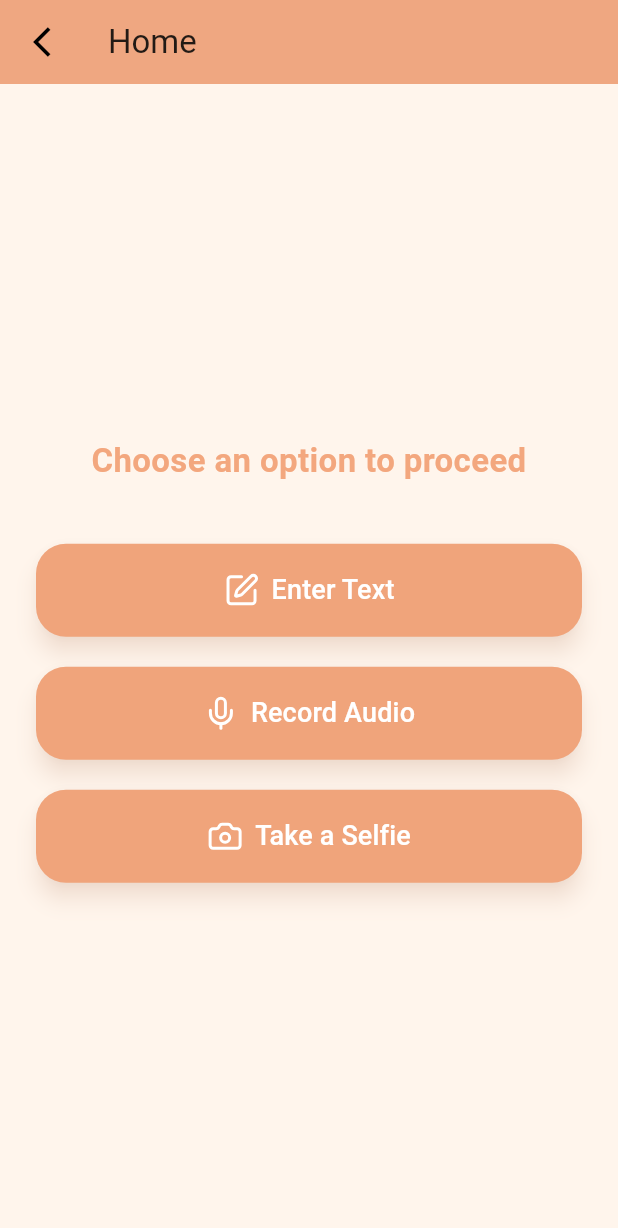
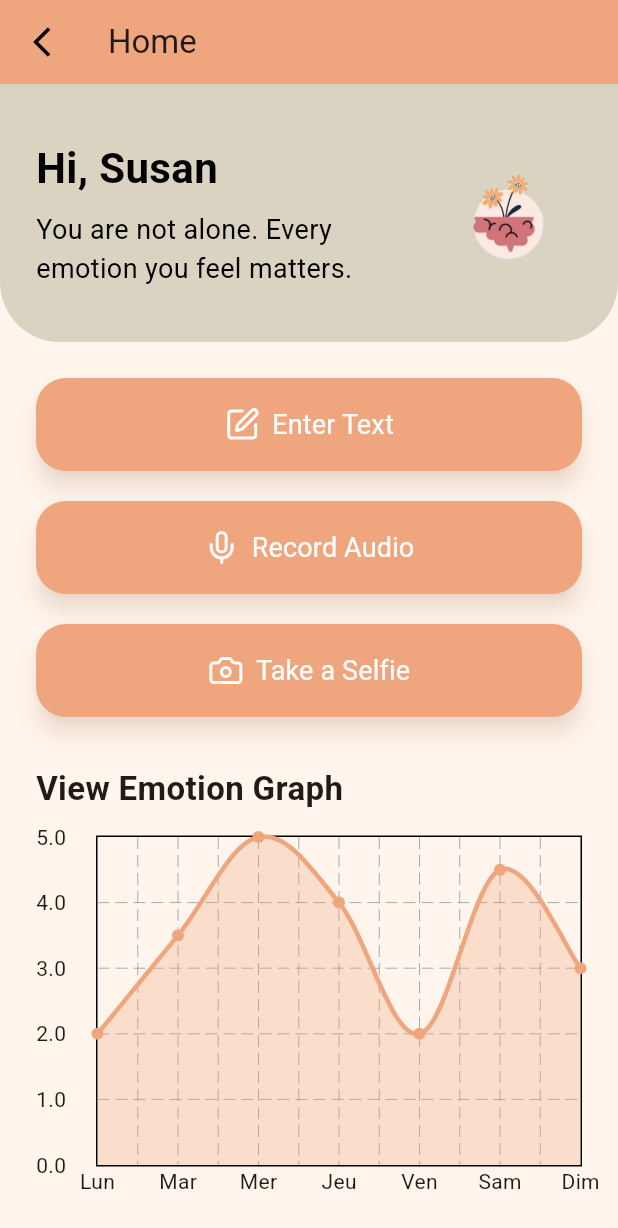
Before and after one commit to afouacherni/MindBloom, a Flutter app: the HomePage screen opened directly, on a phone screen of 412 x 824 dp. Shown: the top 1228 px of the screen. Run offline on Flutter 3.47's test engine with Material 3 defaults, Android fonts, the phone set to English and light mode, and no system bars; drawn by our look-alikes of fl_chart; our stand-ins replace font_awesome_flutter, google_fonts, image_picker, lucide_icons, permission_handler; missing offline and left inert: flutter_sound.

Commit message:
modification de la page Home

```diff
--- a/lib/app.dart
+++ b/lib/app.dart
@@ -11,12 +11,10 @@ class MindBloomApp extends StatelessWidget {
       title: 'MindBloom',
       debugShowCheckedModeBanner: false,
       theme: ThemeData(
+        fontFamily: 'Roboto',
         scaffoldBackgroundColor: AppColors.background,
-        colorScheme: ColorScheme.fromSeed(
-          seedColor: const Color.fromARGB(255, 240, 167, 128),
-        ),
+        colorScheme: ColorScheme.fromSeed(seedColor: AppColors.primary),
         useMaterial3: true,
-        fontFamily: 'Roboto',
       ),
       home: const WelcomePage(),
     );
--- a/lib/screens/home/home_page.dart
+++ b/lib/screens/home/home_page.dart
@@ -1,5 +1,6 @@
 import 'package:flutter/material.dart';
 import 'package:lucide_icons/lucide_icons.dart';
+import 'package:mindbloom/widgets/emotion_graph.dart'; // Assure-toi que ce fichier existe bien
 import '../../constants/colors.dart';
 import '../text_input/text_input_page.dart';
 import '../voice/voice_input_page.dart';
@@ -11,32 +12,75 @@ class HomePage extends StatelessWidget {
 
   @override
   Widget build(BuildContext context) {
+    final String userName = 'Susan'; // À remplacer plus tard par Firebase
+
     return Scaffold(
       backgroundColor: AppColors.background,
       appBar: AppBar(
-        backgroundColor: const Color.fromARGB(255, 239, 167, 129),
+        backgroundColor: AppColors.primary,
         title: const Text('Home'),
         elevation: 0,
         leading: const BackButtonWidget(),
       ),
-      body: Padding(
-        padding: const EdgeInsets.all(24.0),
+      body: SingleChildScrollView(
         child: Column(
-          mainAxisAlignment: MainAxisAlignment.center,
+          crossAxisAlignment: CrossAxisAlignment.start,
           children: [
-            const Center(
-              child: Text(
-                'Choose an option to proceed',
-                textAlign: TextAlign.center,
-                style: TextStyle(
-                  fontSize: 22,
-                  fontWeight: FontWeight.bold,
-                  color: Color.fromARGB(255, 243, 167, 126),
+            // -------- Greeting --------
+            Container(
+              decoration: BoxDecoration(
+                color: const Color.fromARGB(244, 131, 134, 96).withOpacity(0.3),
+                borderRadius: const BorderRadius.only(
+                  bottomLeft: Radius.circular(40),
+                  bottomRight: Radius.circular(40),
                 ),
               ),
+              padding: const EdgeInsets.symmetric(horizontal: 24, vertical: 36),
+              child: Row(
+                crossAxisAlignment: CrossAxisAlignment.center,
+                children: [
+                  // Texte
+                  Expanded(
+                    child: Column(
+                      crossAxisAlignment: CrossAxisAlignment.start,
+                      children: [
+                        Text(
+                          'Hi, $userName',
+                          style: const TextStyle(
+                            fontSize: 28,
+                            fontWeight: FontWeight.bold,
+                            color: Colors.black,
                           ),
-            const SizedBox(height: 40),
+                        ),
+                        const SizedBox(height: 8),
+                        const Text(
+                          'You are not alone. Every emotion you feel matters.',
+                          style: TextStyle(fontSize: 18, color: Colors.black),
+                        ),
+                      ],
+                    ),
+                  ),
+                  const SizedBox(width: 16),
+                  // Image
+                  SizedBox(
+                    height: 100,
+                    width: 100,
+                    child: Image.asset(
+                      'assets/images/back.png',
+                      fit: BoxFit.contain,
+                    ),
+                  ),
+                ],
+              ),
+            ),
 
+            const SizedBox(height: 24),
+
+            // -------- Input Buttons --------
+            Padding(
+              padding: const EdgeInsets.symmetric(horizontal: 24.0),
+              child: Column(
+                children: [
                   _buildAnimatedButton(
                     context,
                     icon: LucideIcons.edit,
@@ -44,12 +88,12 @@ class HomePage extends StatelessWidget {
                     onTap:
                         () => Navigator.push(
                           context,
-                    MaterialPageRoute(builder: (context) => TextInputPage()),
+                          MaterialPageRoute(
+                            builder: (context) => TextInputPage(),
                           ),
                         ),
-
+                  ),
                   const SizedBox(height: 20),
-
                   _buildAnimatedButton(
                     context,
                     icon: LucideIcons.mic,
@@ -62,9 +106,7 @@ class HomePage extends StatelessWidget {
                           ),
                         ),
                   ),
-
                   const SizedBox(height: 20),
-
                   _buildAnimatedButton(
                     context,
                     icon: LucideIcons.camera,
@@ -72,9 +114,33 @@ class HomePage extends StatelessWidget {
                     onTap:
                         () => Navigator.push(
                           context,
-                    MaterialPageRoute(builder: (context) => const SelfiePage()),
+                          MaterialPageRoute(
+                            builder: (context) => const SelfiePage(),
                           ),
                         ),
+                  ),
+                ],
+              ),
+            ),
+
+            const SizedBox(height: 32),
+
+            // -------- Emotion Graph Section --------
+            Padding(
+              padding: const EdgeInsets.symmetric(horizontal: 24.0),
+              child: Column(
+                crossAxisAlignment: CrossAxisAlignment.start,
+                children: [
+                  const Text(
+                    'View Emotion Graph',
+                    style: TextStyle(fontSize: 22, fontWeight: FontWeight.bold),
+                  ),
+                  const SizedBox(height: 16),
+                  AspectRatio(aspectRatio: 1.5, child: EmotionGraphWidget()),
+                ],
+              ),
+            ),
+            const SizedBox(height: 32),
           ],
         ),
       ),
@@ -98,18 +164,13 @@ class HomePage extends StatelessWidget {
           style: const TextStyle(color: Colors.white, fontSize: 18),
         ),
         style: ElevatedButton.styleFrom(
-          backgroundColor: const Color.fromARGB(255, 240, 164, 123),
+          backgroundColor: AppColors.primary,
           padding: const EdgeInsets.symmetric(vertical: 18),
           shape: RoundedRectangleBorder(
             borderRadius: BorderRadius.circular(20),
           ),
           elevation: 6,
-          shadowColor: const Color.fromARGB(
-            255,
-            237,
-            159,
-            118,
-          ).withOpacity(0.3),
+          shadowColor: AppColors.accent.withOpacity(0.3),
         ),
         onPressed: onTap,
       ),
--- a/lib/screens/selfie/selfie_page.dart
+++ b/lib/screens/selfie/selfie_page.dart
@@ -1,5 +1,6 @@
 import 'package:flutter/material.dart';
 import 'package:image_picker/image_picker.dart';
+import 'package:mindbloom/widgets/back_button.dart';
 import 'dart:io';
 import '../../constants/colors.dart';
 import 'package:font_awesome_flutter/font_awesome_flutter.dart';
@@ -40,25 +41,8 @@ class _SelfiePageState extends State<SelfiePage> {
         backgroundColor: AppColors.primary,
         automaticallyImplyLeading:
             false, // Désactive le bouton retour automatique
-        leading: GestureDetector(
-          onTap: () => Navigator.of(context).pop(),
-          child: Container(
-            alignment: Alignment.center,
-            margin: EdgeInsets.all(8),
-            decoration: BoxDecoration(
-              color: Colors.white.withOpacity(0.2),
-              shape: BoxShape.circle,
-            ),
-            child: Text(
-              '<',
-              style: TextStyle(
-                color: Colors.white,
-                fontSize: 18,
-                fontWeight: FontWeight.bold,
-              ),
-            ),
-          ),
-        ),
+        leading:
+            const BackButtonWidget(), // Utilisation du widget personnalisé pour le bouton retour
       ),
       body: GestureDetector(
         onTap: () {
--- a/lib/screens/text_input/text_input_page.dart
+++ b/lib/screens/text_input/text_input_page.dart
@@ -1,5 +1,6 @@
 import 'package:flutter/material.dart';
 import 'package:google_fonts/google_fonts.dart';
+import 'package:mindbloom/widgets/back_button.dart';
 import '../../constants/colors.dart';
 import '../../widgets/custom_text_field.dart';
 import '../../widgets/custom_button.dart';
@@ -75,18 +76,7 @@ class TextInputPage extends StatelessWidget {
         title: const Text('Write Your Feelings'),
         elevation: 0,
         automaticallyImplyLeading: false,
-        leading: GestureDetector(
-          onTap: () => Navigator.of(context).pop(),
-          child: Container(
-            alignment: Alignment.center,
-            margin: const EdgeInsets.all(8),
-            decoration: BoxDecoration(
-              color: Colors.white.withOpacity(0.2),
-              shape: BoxShape.circle,
-            ),
-            child: Text('<', style: backButtonStyle),
-          ),
-        ),
+        leading: const BackButtonWidget(),
       ),
       body: SingleChildScrollView(
         padding: const EdgeInsets.all(24),
--- a/lib/screens/voice/voice_input_page.dart
+++ b/lib/screens/voice/voice_input_page.dart
@@ -1,5 +1,6 @@
 import 'package:flutter/material.dart';
 import 'package:flutter_sound/flutter_sound.dart';
+import 'package:mindbloom/widgets/back_button.dart';
 import 'package:permission_handler/permission_handler.dart';
 import 'dart:io';
 import 'package:path_provider/path_provider.dart';
@@ -183,25 +184,7 @@ class _VoiceInputPageState extends State<VoiceInputPage> {
         backgroundColor: AppColors.primary,
         automaticallyImplyLeading:
             false, // Désactive complètement le bouton retour automatique
-        leading: GestureDetector(
-          onTap: () => Navigator.of(context).pop(),
-          child: Container(
-            alignment: Alignment.center,
-            margin: EdgeInsets.all(8),
-            decoration: BoxDecoration(
-              color: Colors.white.withOpacity(0.2),
-              shape: BoxShape.circle,
-            ),
-            child: Text(
-              '<',
-              style: TextStyle(
-                color: Colors.white,
-                fontSize: 18,
-                fontWeight: FontWeight.bold,
-              ),
-            ),
-          ),
-        ),
+        leading: const BackButtonWidget(),
       ),
       body: GestureDetector(
         onTap: () {
--- /dev/null
+++ b/lib/widgets/emotion_graph.dart
@@ -0,0 +1,64 @@
+import 'package:flutter/material.dart';
+import 'package:fl_chart/fl_chart.dart';
+import '../../constants/colors.dart';
+
+class EmotionGraphWidget extends StatelessWidget {
+  final List<double> scores = [2, 3.5, 5, 4, 2, 4.5, 3];
+  final List<String> days = ['Lun', 'Mar', 'Mer', 'Jeu', 'Ven', 'Sam', 'Dim'];
+
+  EmotionGraphWidget({super.key});
+
+  @override
+  Widget build(BuildContext context) {
+    return LineChart(
+      LineChartData(
+        minY: 0,
+        maxY: 5,
+        titlesData: FlTitlesData(
+          bottomTitles: AxisTitles(
+            sideTitles: SideTitles(
+              showTitles: true,
+              interval: 1,
+              getTitlesWidget: (value, _) {
+                int index = value.toInt();
+                if (index >= 0 && index < days.length) {
+                  return Text(days[index]);
+                }
+                return const Text('');
+              },
+            ),
+          ),
+          leftTitles: AxisTitles(
+            sideTitles: SideTitles(
+              showTitles: true,
+              reservedSize: 40,
+              getTitlesWidget: (value, _) {
+                return Text(value.toString());
+              },
+            ),
+          ),
+          rightTitles: AxisTitles(sideTitles: SideTitles(showTitles: false)),
+          topTitles: AxisTitles(sideTitles: SideTitles(showTitles: false)),
+        ),
+        gridData: FlGridData(show: true),
+        borderData: FlBorderData(show: true),
+        lineBarsData: [
+          LineChartBarData(
+            spots: List.generate(
+              scores.length,
+              (index) => FlSpot(index.toDouble(), scores[index]),
+            ),
+            isCurved: true,
+            color: AppColors.primary,
+            barWidth: 3,
+            belowBarData: BarAreaData(
+              show: true,
+              color: AppColors.primary.withOpacity(0.3),
+            ),
+            dotData: FlDotData(show: true),
+          ),
+        ],
+      ),
+    );
+  }
+}
```
Also changed, not shown: pubspec.yaml (+8 -0 lines), assets/fonts/Roboto-Bold.ttf (added), assets/fonts/Roboto-Regular.ttf (added), assets/images/back.png (added), pubspec.lock. Lines whose indentation alone changed are shown as unchanged.
